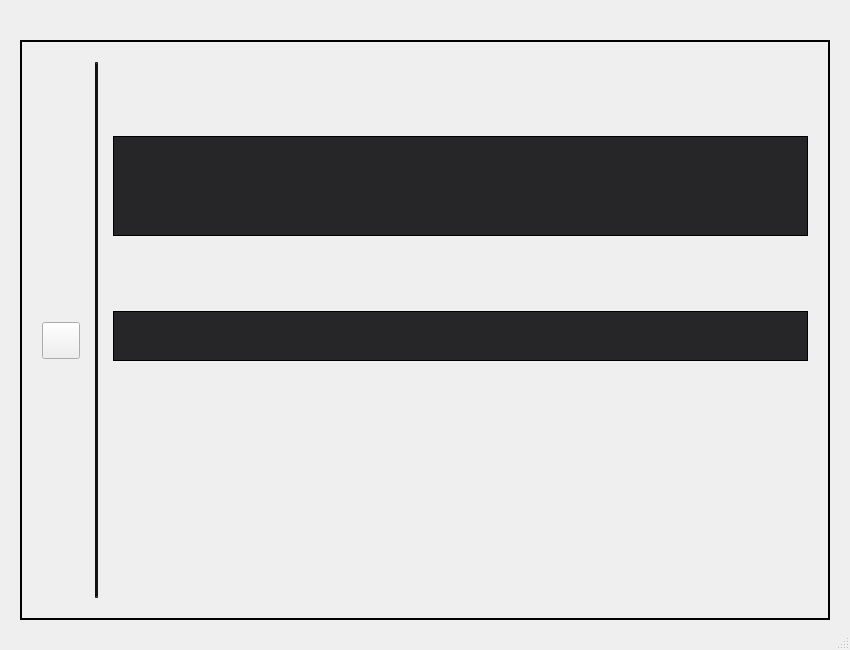
Rishabhk01/CLOVise_CLO6_CentricPLM_R3, file CLOVise/PLM/Inbound/Material/PLMMaterialSearch.ui: the form before one commit.
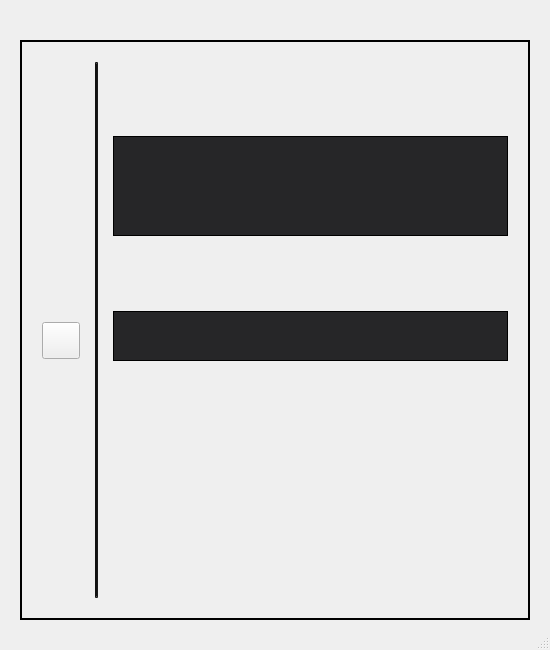
The form after the commit. Custom widgets are drawn as their Qt base class.

Patch:
```diff
--- a/CLOVise/PLM/Inbound/Material/PLMMaterialSearch.ui
+++ b/CLOVise/PLM/Inbound/Material/PLMMaterialSearch.ui
@@ -6,7 +6,7 @@
    <rect>
     <x>0</x>
     <y>0</y>
-    <width>850</width>
+    <width>550</width>
     <height>650</height>
    </rect>
   </property>
```
